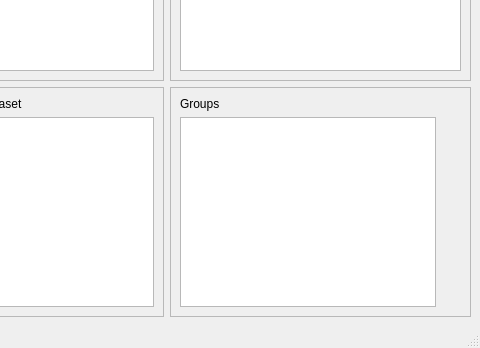
Before: the Qt Designer form src/main/resources/designer/main_window.ui in anhqngo/netCDF-GUI, drawn with Qt 5; both pictures show x 453 to 933 and y 224 to 572 of the 933 by 572 pixel window.
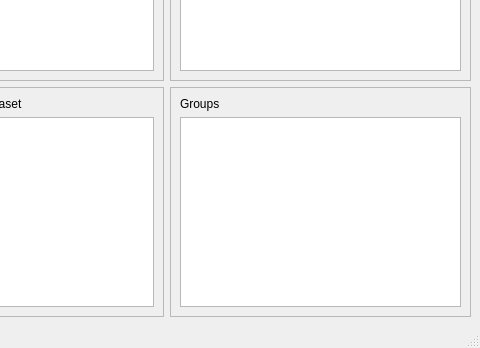
After: the same form once the commit is applied.

Commit message: Delete actionSave

Patch:
```diff
--- a/src/main/resources/designer/main_window.ui
+++ b/src/main/resources/designer/main_window.ui
@@ -167,7 +167,7 @@
       <property name="frameShadow">
        <enum>QFrame::Raised</enum>
       </property>
-      <layout class="QFormLayout" name="formLayout_2">
+      <layout class="QGridLayout" name="gridLayout_7">
        <item row="0" column="0">
         <widget class="QLabel" name="label">
          <property name="text">
```
Left out of the diff: 1 changed line with no effect on the pictures. The commit also changes 2 other files.
